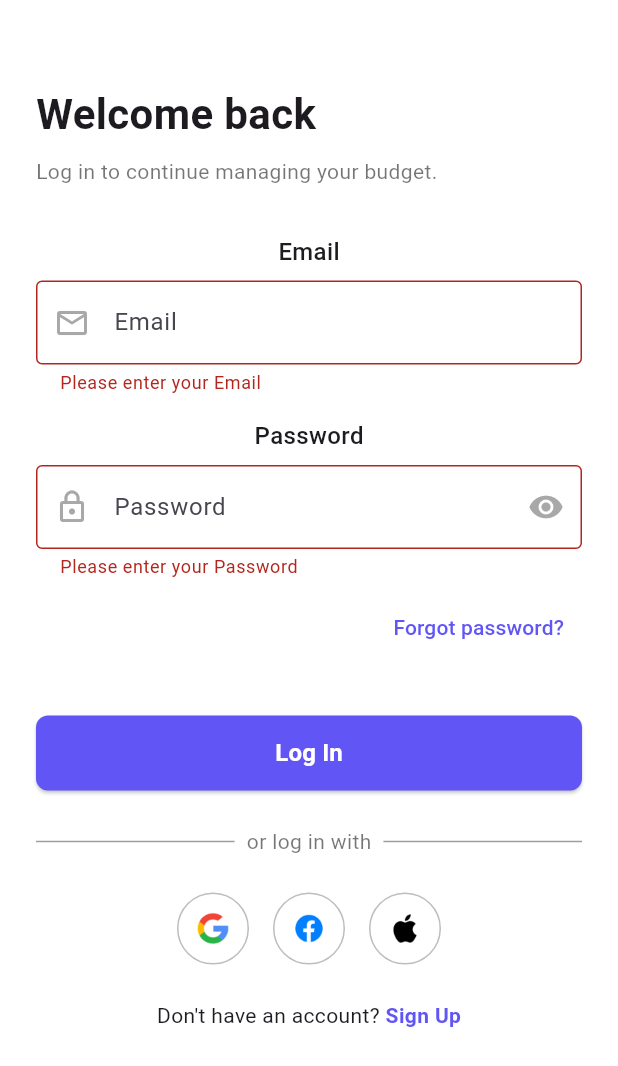
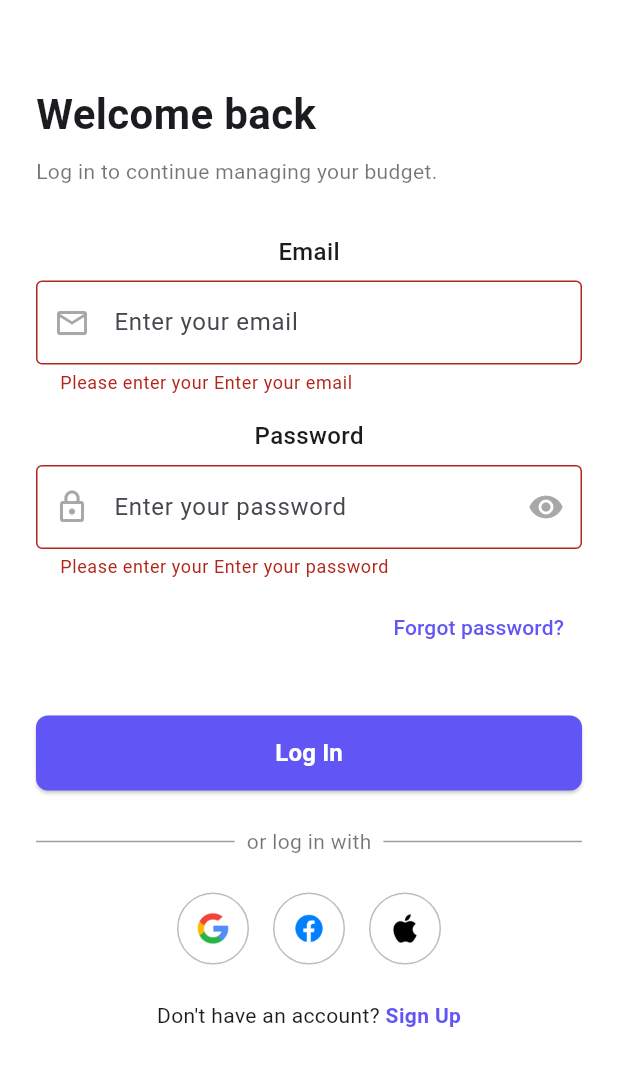
Before and after one commit to Nourhan-mo7amed/masrofy, a Flutter app: the screen it shows after launch, after a tap on "Skip", after a tap on "Log In", on a phone screen of 412 x 824 dp. Shown: the top 1066 px of the screen. Run offline on Flutter 3.47's test engine with Material 3 defaults, Android fonts, the phone set to English and light mode, and no system bars; our stand-ins replace cloud_firestore, firebase_auth, firebase_core, fl_chart, google_sign_in, lottie and 1 more; accounts and stored records are empty.

Commit message:
login done

```diff
--- a/lib/l10n/app_localizations.dart
+++ b/lib/l10n/app_localizations.dart
@@ -442,6 +442,72 @@ abstract class AppLocalizations {
   /// In en, this message translates to:
   /// **'Masrofy'**
   String get appName;
+
+  /// No description provided for @passwordLabel.
+  ///
+  /// In en, this message translates to:
+  /// **'Password'**
+  String get passwordLabel;
+
+  /// No description provided for @passwordHint.
+  ///
+  /// In en, this message translates to:
+  /// **'Enter your password'**
+  String get passwordHint;
+
+  /// No description provided for @forgotPassword.
+  ///
+  /// In en, this message translates to:
+  /// **'Forgot password?'**
+  String get forgotPassword;
+
+  /// No description provided for @loginButton.
+  ///
+  /// In en, this message translates to:
+  /// **'Log In'**
+  String get loginButton;
+
+  /// No description provided for @loginSuccess.
+  ///
+  /// In en, this message translates to:
+  /// **'Login successful'**
+  String get loginSuccess;
+
+  /// No description provided for @loginFailed.
+  ///
+  /// In en, this message translates to:
+  /// **'Login failed'**
+  String get loginFailed;
+
+  /// No description provided for @welcomeBack.
+  ///
+  /// In en, this message translates to:
+  /// **'Welcome back'**
+  String get welcomeBack;
+
+  /// No description provided for @loginDescription.
+  ///
+  /// In en, this message translates to:
+  /// **'Log in to continue managing your budget.'**
+  String get loginDescription;
+
+  /// No description provided for @orLoginWith.
+  ///
+  /// In en, this message translates to:
+  /// **'or log in with'**
+  String get orLoginWith;
+
+  /// No description provided for @dontHaveAccount.
+  ///
+  /// In en, this message translates to:
+  /// **'Don\'t have an account? '**
+  String get dontHaveAccount;
+
+  /// No description provided for @signUp.
+  ///
+  /// In en, this message translates to:
+  /// **'Sign Up'**
+  String get signUp;
 }
 
 class _AppLocalizationsDelegate extends LocalizationsDelegate<AppLocalizations> {
--- a/lib/view/loginView/custom_login_form.dart
+++ b/lib/view/loginView/custom_login_form.dart
@@ -1,7 +1,9 @@
 import 'package:flutter/material.dart';
+import 'package:masrofy/l10n/app_localizations.dart';
 import 'package:masrofy/viewmodels/Auth_ViewModel.dart';
 import 'package:masrofy/widgets/Costom_TextFormField.dart';
 import 'package:provider/provider.dart';
+// import 'package:flutter_gen/gen_l10n/app_localizations.dart';
 
 class CustomLoginForm extends StatefulWidget {
   const CustomLoginForm({super.key});
@@ -15,6 +17,7 @@ class _CustomLoginFormState extends State<CustomLoginForm> {
   final TextEditingController _emailController = TextEditingController();
   final TextEditingController _passwordController = TextEditingController();
   String? email, password;
+
   @override
   void dispose() {
     _emailController.dispose();
@@ -25,51 +28,51 @@ class _CustomLoginFormState extends State<CustomLoginForm> {
   @override
   Widget build(BuildContext context) {
     final authVm = context.watch<AuthViewModel>();
+    final loc = AppLocalizations.of(context)!;
 
     return Form(
       key: _globalKey,
       child: Column(
         children: [
-          //email textform
-          const Text(
-            'Email',
-            style: TextStyle(fontSize: 16, fontWeight: FontWeight.w500),
+          // Email label
+          Text(
+            loc.emailLabel,
+            style: const TextStyle(fontSize: 16, fontWeight: FontWeight.w500),
           ),
           const SizedBox(height: 8),
           CustomTextFormField(
             controller: _emailController,
-            hintText: 'Email',
+            hintText: loc.emailHint,
             icon: Icons.email_outlined,
-            onChanged: (value) {
-              email = value;
-            },
+            onChanged: (value) => email = value,
           ),
           const SizedBox(height: 16),
-          const Text(
-            'Password',
-            style: TextStyle(fontSize: 16, fontWeight: FontWeight.w500),
+
+          // Password label
+          Text(
+            loc.passwordLabel,
+            style: const TextStyle(fontSize: 16, fontWeight: FontWeight.w500),
           ),
           const SizedBox(height: 8),
           CustomTextFormField(
             controller: _passwordController,
-
-            hintText: 'Password',
+            hintText: loc.passwordHint,
             icon: Icons.lock_outline,
             isPassword: true,
-            onChanged: (value) {
-              password = value;
-            },
+            onChanged: (value) => password = value,
           ),
           const SizedBox(height: 8),
+
+          // Forgot password
           Align(
             alignment: Alignment.centerRight,
             child: TextButton(
               onPressed: () {
                 Navigator.pushNamed(context, '/forgotPassword');
               },
-              child: const Text(
-                "Forgot password?",
-                style: TextStyle(
+              child: Text(
+                loc.forgotPassword,
+                style: const TextStyle(
                   color: Color(0xFF6155F5),
                   fontWeight: FontWeight.w500,
                 ),
@@ -77,6 +80,8 @@ class _CustomLoginFormState extends State<CustomLoginForm> {
             ),
           ),
           const SizedBox(height: 35),
+
+          // Login Button
           SizedBox(
             height: 50,
             width: double.infinity,
@@ -91,9 +96,9 @@ class _CustomLoginFormState extends State<CustomLoginForm> {
                         );
                         if (errorMessage == null && mounted) {
                           ScaffoldMessenger.of(context).showSnackBar(
-                            const SnackBar(
+                            SnackBar(
                               backgroundColor: Colors.green,
-                              content: Text("Login successful"),
+                              content: Text(loc.loginSuccess),
                             ),
                           );
                           Navigator.pushReplacementNamed(context, '/home');
@@ -101,7 +106,8 @@ class _CustomLoginFormState extends State<CustomLoginForm> {
                           ScaffoldMessenger.of(context).showSnackBar(
                             SnackBar(
                               backgroundColor: Colors.red,
-                              content: Text(errorMessage ?? "Login failed"),
+                              content: Text(
+                                  errorMessage ?? loc.loginFailed),
                             ),
                           );
                         }
@@ -115,9 +121,9 @@ class _CustomLoginFormState extends State<CustomLoginForm> {
               ),
               child: authVm.isLoading
                   ? const CircularProgressIndicator(color: Colors.white)
-                  : const Text(
-                      "Log In",
-                      style: TextStyle(
+                  : Text(
+                      loc.loginButton,
+                      style: const TextStyle(
                         fontSize: 16,
                         fontWeight: FontWeight.bold,
                         color: Colors.white,
--- a/lib/view/loginView/login_screen.dart
+++ b/lib/view/loginView/login_screen.dart
@@ -1,13 +1,17 @@
 import 'package:flutter/material.dart';
+import 'package:masrofy/l10n/app_localizations.dart';
 import 'package:masrofy/repositories/auth_repsitories.dart';
 import 'package:masrofy/view/loginView/custom_login_form.dart';
 import '../../widgets/social_Icon.dart';
+// import 'package:flutter_gen/gen_l10n/app_localizations.dart';
 
 class LoginScreen extends StatelessWidget {
   const LoginScreen({super.key});
 
   @override
   Widget build(BuildContext context) {
+    final loc = AppLocalizations.of(context)!;
+
     return Scaffold(
       backgroundColor: Colors.white,
       body: SafeArea(
@@ -17,32 +21,42 @@ class LoginScreen extends StatelessWidget {
             crossAxisAlignment: CrossAxisAlignment.start,
             children: [
               const SizedBox(height: 32),
-              const Text(
-                "Welcome back",
-                style: TextStyle(fontSize: 28, fontWeight: FontWeight.bold),
+
+              // Welcome Text
+              Text(
+                loc.welcomeBack,
+                style: const TextStyle(fontSize: 28, fontWeight: FontWeight.bold),
               ),
               const SizedBox(height: 8),
-              const Text(
-                "Log in to continue managing your budget.",
-                style: TextStyle(fontSize: 14, color: Colors.black54),
+
+              // Description
+              Text(
+                loc.loginDescription,
+                style: const TextStyle(fontSize: 14, color: Colors.black54),
               ),
               const SizedBox(height: 32),
+
+              // Custom Login Form
               const CustomLoginForm(),
               const SizedBox(height: 24),
+
+              // Or login with
               Row(
-                children: const [
-                  Expanded(child: Divider(thickness: 1, color: Colors.grey)),
+                children: [
+                  const Expanded(child: Divider(thickness: 1, color: Colors.grey)),
                   Padding(
-                    padding: EdgeInsets.symmetric(horizontal: 8.0),
+                    padding: const EdgeInsets.symmetric(horizontal: 8.0),
                     child: Text(
-                      "or log in with",
-                      style: TextStyle(color: Colors.black54),
+                      loc.orLoginWith,
+                      style: const TextStyle(color: Colors.black54),
                     ),
                   ),
-                  Expanded(child: Divider(thickness: 1, color: Colors.grey)),
+                  const Expanded(child: Divider(thickness: 1, color: Colors.grey)),
                 ],
               ),
               const SizedBox(height: 24),
+
+              // Social Icons
               Row(
                 mainAxisAlignment: MainAxisAlignment.center,
                 children: [
@@ -58,24 +72,26 @@ class LoginScreen extends StatelessWidget {
                       }
                     },
                   ),
-                  SizedBox(width: 16),
-                  SocialIcon(imagePath: 'assets/images/facebook.png'),
-                  SizedBox(width: 16),
-                  SocialIcon(imagePath: 'assets/images/apple.png'),
+                  const SizedBox(width: 16),
+                  const SocialIcon(imagePath: 'assets/images/facebook.png'),
+                  const SizedBox(width: 16),
+                  const SocialIcon(imagePath: 'assets/images/apple.png'),
                 ],
               ),
               const SizedBox(height: 24),
+
+              // Sign Up
               Row(
                 mainAxisAlignment: MainAxisAlignment.center,
                 children: [
-                  const Text("Don't have an account? "),
+                  Text(loc.dontHaveAccount),
                   GestureDetector(
                     onTap: () {
                       Navigator.pushNamed(context, '/register');
                     },
-                    child: const Text(
-                      "Sign Up",
-                      style: TextStyle(
+                    child: Text(
+                      loc.signUp,
+                      style: const TextStyle(
                         color: Color(0xFF6155F5),
                         fontWeight: FontWeight.w600,
                       ),
```
Also changed, not shown: lib/l10n/app_ar.arb (+16 -1 lines), lib/l10n/app_en.arb (+16 -1 lines), lib/l10n/app_localizations_ar.dart (+33 -0 lines), lib/l10n/app_localizations_en.dart (+33 -0 lines).
